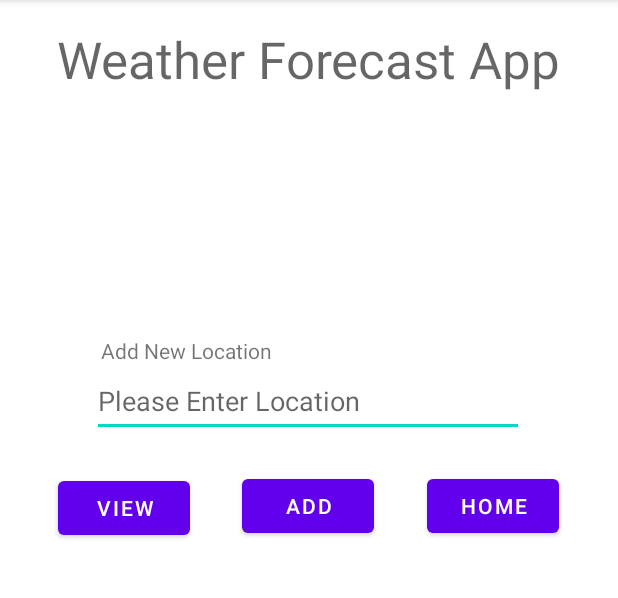
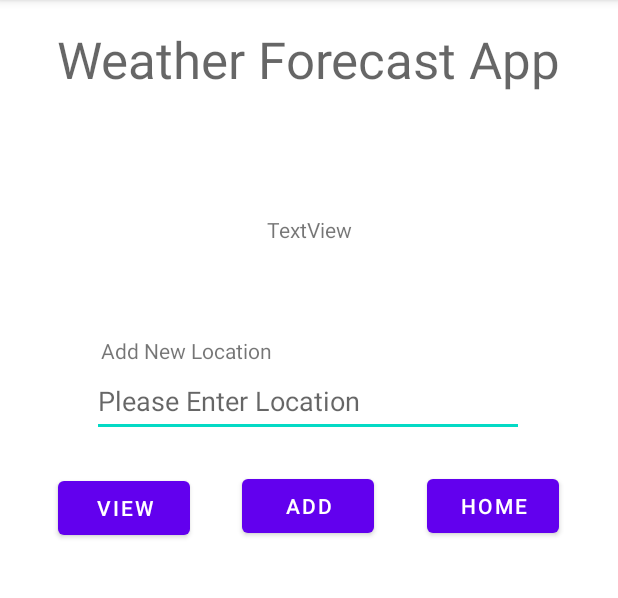
Before and after one commit to LukeSweetnameHome/android_weatherapplication, an Android app: the LocationsActivity screen opened directly, with no data from a screen before it, on a phone screen of 412 x 824 dp, the part 84-682 px from its top. Run offline under Robolectric (Android 15) with nearby library versions, the phone set to English and light mode, and no system bars; our stand-ins replace Firebase (no records; nobody signed in at launch, a user with empty details on screens opened directly), Volley.

Commit message:
debugging locations

```diff
--- a/app/src/main/java/uk/ac/abertay/cmp309/project_weather/RegistrationActivity.java
+++ b/app/src/main/java/uk/ac/abertay/cmp309/project_weather/RegistrationActivity.java
@@ -32,6 +32,7 @@ public class RegistrationActivity extends AppCompatActivity {
     private ProgressBar progressbar;
     private FirebaseAuth mAuth;
     FirebaseFirestore db;
+    String userID;
 
 
     @Override
@@ -143,6 +144,7 @@ public class RegistrationActivity extends AppCompatActivity {
         // initialising variables
         emailTextView = findViewById(R.id.email);
         passwordTextView = findViewById(R.id.passwd);
+        userID = mAuth.getCurrentUser().getUid();
         String Email = emailTextView.getText().toString();
         String Password = passwordTextView.getText().toString();
 
@@ -151,6 +153,7 @@ public class RegistrationActivity extends AppCompatActivity {
             // putting email and password results into user collection
             user.put("Email", Email);
             user.put("Password", Password);
+            user.put("User ID", userID);
 
             db.collection("users")
                     .add(user)
--- a/app/src/main/res/layout/activity_locations.xml
+++ b/app/src/main/res/layout/activity_locations.xml
@@ -120,4 +120,14 @@
         app:layout_constraintTop_toBottomOf="@+id/editTextLocation"
         app:layout_constraintVertical_bias="0.054" />
 
+    <TextView
+        android:id="@+id/tvUserID"
+        android:layout_width="wrap_content"
+        android:layout_height="wrap_content"
+        android:text="TextView"
+        app:layout_constraintBottom_toTopOf="@+id/editTextLocation"
+        app:layout_constraintEnd_toEndOf="parent"
+        app:layout_constraintStart_toStartOf="parent"
+        app:layout_constraintTop_toBottomOf="@+id/textView6" />
+
 </androidx.constraintlayout.widget.ConstraintLayout>
```
Also changed, not shown: app/src/main/java/uk/ac/abertay/cmp309/project_weather/LocationsActivity.java (+12 -4 lines).
